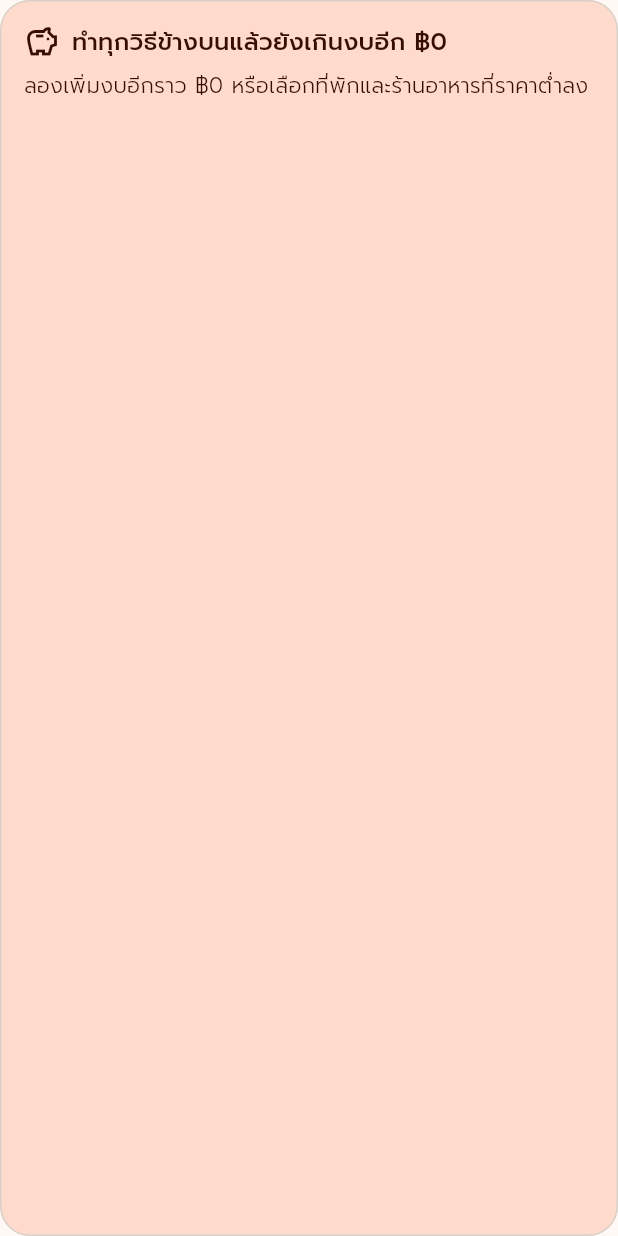
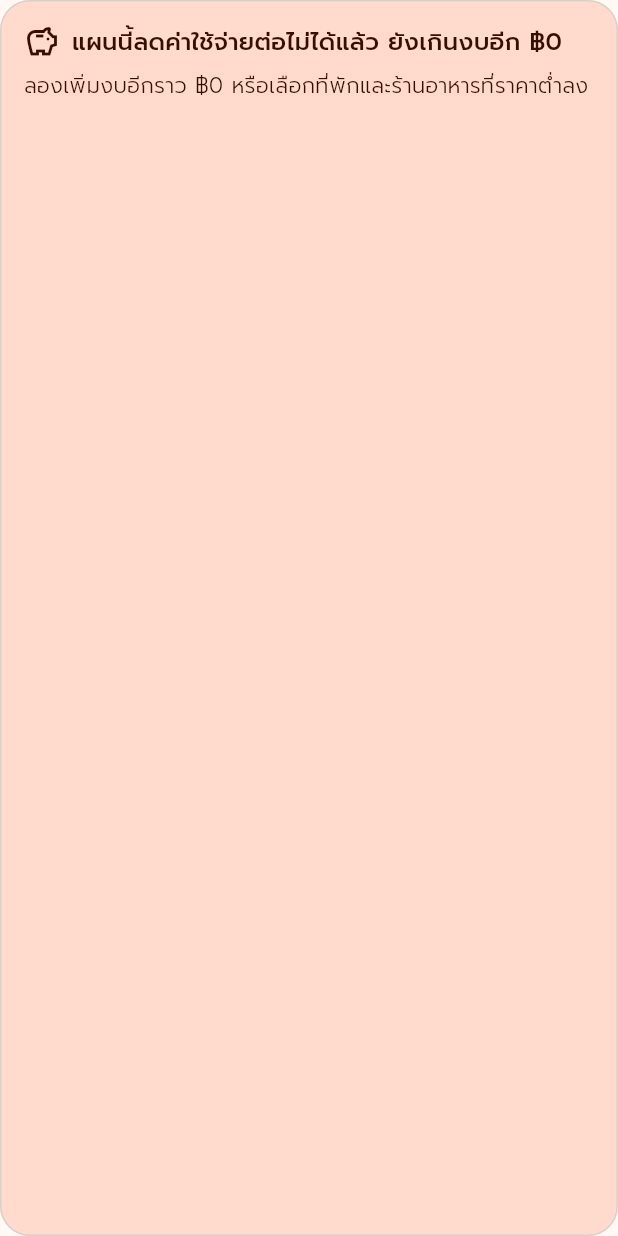
Before and after one commit to VAYA-App/VAYA-App, a Flutter app: the BudgetRescueCard widget shown alone on an empty page, opened directly with empty values, on a phone screen of 412 x 824 dp. Run offline on Flutter 3.47's test engine with Material 3 defaults, Android fonts, the phone set to English and light mode, and no system bars; our stand-ins replace flutter_map, flutter_riverpod, go_router, latlong2, material_ui.

Commit message:
fix(trip-plan): say the over-budget amount once and only what was tried (#124)
Co-Authored-By: Claude Opus 5.5 <noreply@anthropic.com>

```diff
--- a/lib/features/trip_plan/widgets/budget_advice_list.dart
+++ b/lib/features/trip_plan/widgets/budget_advice_list.dart
@@ -47,8 +47,9 @@ class BudgetAdviceList extends StatelessWidget {
   }
 }
 
-/// Shown when every option together still leaves the plan Over Budget:
-/// the budget this trip needs, or how short it would have to be.
+/// Shown when every option together still leaves the plan Over Budget. It
+/// leads with how far over the plan stays, then the budget this trip needs
+/// or how short it would have to be.
 ///
 /// The figures from [BudgetRescue] are the cheapest any trip here could be,
 /// not this plan made cheaper, and the card says so. When that cheapest
@@ -58,11 +59,15 @@ class BudgetRescueCard extends StatelessWidget {
   const BudgetRescueCard({
     super.key,
     required this.rescue,
+    required this.advice,
     required this.dayCount,
     required this.budget,
   });
 
   final BudgetRescue rescue;
+
+  /// The options listed above the card, so it claims no more than they do.
+  final List<BudgetAdvice> advice;
 
   /// Days of the trip as planned.
   final int dayCount;
@@ -70,13 +75,28 @@ class BudgetRescueCard extends StatelessWidget {
   /// The Budget the plan was priced against.
   final int budget;
 
+  /// [BudgetRescue.stillOverBy] comes from the priced options only; another
+  /// province is an estimate the rescue never applies.
+  String get _title {
+    final stillOver = formatBaht(rescue.stillOverBy);
+    final priced = advice.where(
+      (item) => item.kind != BudgetAdviceKind.changeDestination,
+    );
+    if (priced.isEmpty) {
+      return 'แผนนี้ลดค่าใช้จ่ายต่อไม่ได้แล้ว ยังเกินงบอีก $stillOver';
+    }
+    return priced.length < advice.length
+        ? 'ทำทุกวิธีข้างบนพร้อมกัน ยกเว้นเปลี่ยนจังหวัด '
+              'ยังเกินงบอีก $stillOver'
+        : 'ทำทุกวิธีข้างบนพร้อมกันแล้วยังเกินงบอีก $stillOver';
+  }
+
   @override
   Widget build(BuildContext context) {
     final theme = Theme.of(context);
     final colors = theme.colorScheme;
     final foreground = colors.onTertiaryContainer;
     final body = theme.textTheme.bodyMedium?.copyWith(color: foreground);
-    final stillOver = formatBaht(rescue.stillOverBy);
     final needsBiggerBudget = rescue.minimumBudget > budget;
 
     return Card.filled(
@@ -93,11 +113,7 @@ class BudgetRescueCard extends StatelessWidget {
                 const SizedBox(width: 8),
                 Expanded(
                   child: Text(
-                    needsBiggerBudget
-                        ? 'ควรมีงบอย่างน้อย '
-                              '${formatBaht(rescue.minimumBudget)} '
-                              'สำหรับทริป $dayCount วัน'
-                        : 'ทำทุกวิธีข้างบนแล้วยังเกินงบอีก $stillOver',
+                    _title,
                     style: theme.textTheme.titleMedium?.copyWith(
                       color: foreground,
                     ),
@@ -107,7 +123,11 @@ class BudgetRescueCard extends StatelessWidget {
             ),
             const SizedBox(height: 6),
             if (needsBiggerBudget) ...[
-              Text('ทำทุกวิธีข้างบนแล้วยังเกินงบอีก $stillOver', style: body),
+              Text(
+                'ควรมีงบอย่างน้อย ${formatBaht(rescue.minimumBudget)} '
+                'สำหรับทริป $dayCount วัน',
+                style: body,
+              ),
               const SizedBox(height: 6),
               if (rescue.daysThatFit case final days?)
                 Text(
@@ -125,7 +145,7 @@ class BudgetRescueCard extends StatelessWidget {
               ),
             ] else
               Text(
-                'ลองเพิ่มงบอีกราว $stillOver '
+                'ลองเพิ่มงบอีกราว ${formatBaht(rescue.stillOverBy)} '
                 'หรือเลือกที่พักและร้านอาหารที่ราคาต่ำลง',
                 style: body,
               ),
```
Also changed, not shown: lib/features/trip_plan/trip_plan_screen.dart (+13 -17 lines), lib/features/trip_plan/widgets/over_budget_banner.dart (+7 -1 lines), 1 other file.
